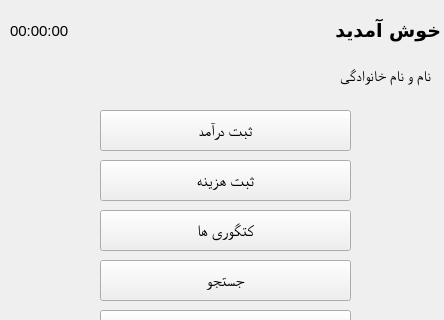
First picture: the form in Main_page/mainwindow.ui, repository PMahdiDehghaniP/MA_AP_Project, before the edit; both pictures show x 0 to 444 and y 0 to 320 of the 444 by 508 pixel window.
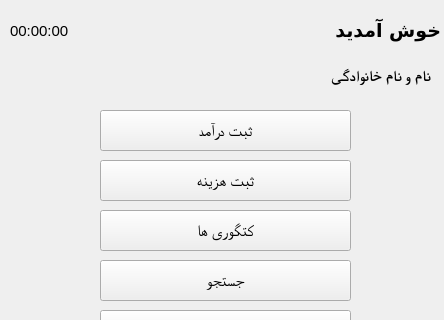
Second picture: the form after the edit.

Patch:
```diff
--- a/Main_page/mainwindow.ui
+++ b/Main_page/mainwindow.ui
@@ -66,6 +66,8 @@
      <font>
       <family>Times New Roman</family>
       <pointsize>11</pointsize>
+      <weight>75</weight>
+      <bold>true</bold>
      </font>
     </property>
     <property name="text">
```
Left out of the diff: 2 changed lines with no effect on the pictures.
